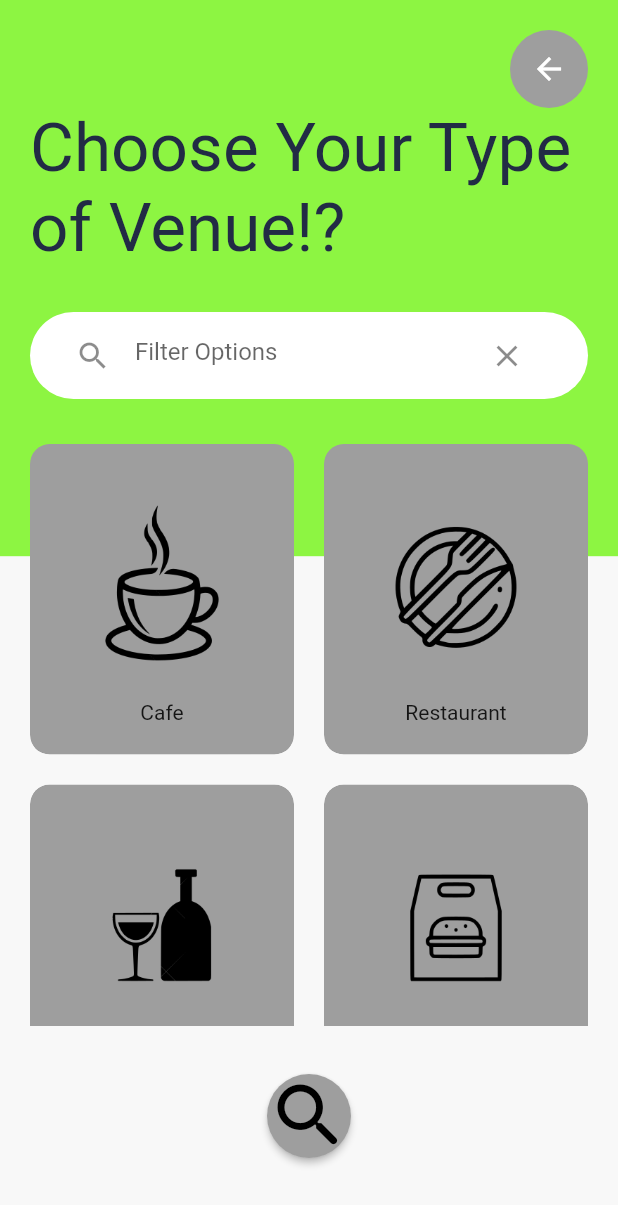
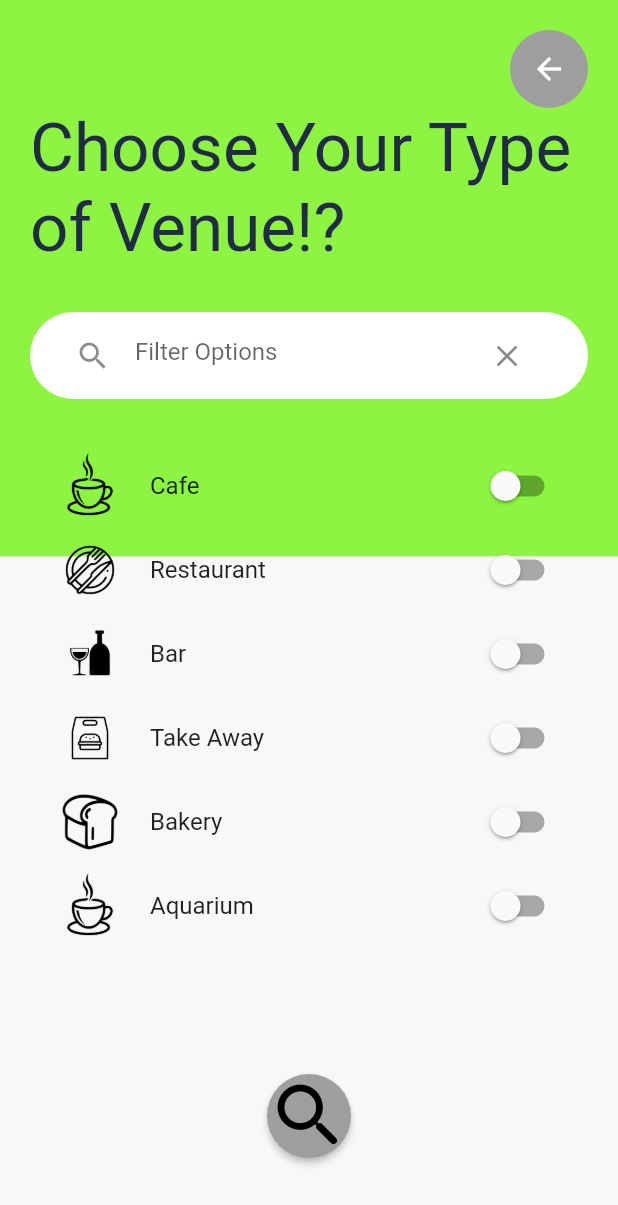
Before and after one commit to Sfuarf/decision_maker_v1, a Flutter app: the VenueSelectionPage screen opened directly with empty values, on a phone screen of 412 x 824 dp. Shown: the top 1205 px of the screen. Run offline on Flutter 3.47's test engine with Material 2 defaults, Android fonts, the phone set to English and light mode, and no system bars; our stand-ins replace flutter_dotenv, flutter_svg, geolocator, google_maps_flutter, progress_state_button.

Commit message:
changed from grid view to switch list tile

```diff
--- a/lib/src/screens/venue_selection_page.dart
+++ b/lib/src/screens/venue_selection_page.dart
@@ -100,20 +100,30 @@ class _VenueSelectionPage extends State<VenueSelectionPage> {
                   ),
                   SearchBar(placeTypeSearch: _searchQuery),
                   Expanded(
-                    child: GridView.builder(
+                    child: ListView.builder(
                       itemCount: _searchList.length,
                       itemBuilder: (context, index) {
-                        return CategoryCard(
+                        return SwitchListTile(
+                            title: Text(_searchList[index].title),
+                            value: _searchList[index].selected,
+                            secondary: Image.asset(
+                              _searchList[index].imageTitle,
+                              height: 48,
+                              width: 48,
+                            ),
+                            onChanged: (bool value) {
+                              setState(() {
+                                _searchList[index].selected = value;
+                                widget.applicationBlock.modifyPlaceType(
+                                    _searchList[index].placeType,
+                                    _searchList[index].selected);
+                              });
+                            });
+                        /*return CategoryCard(
                           placeCard: _searchList[index],
                           applicationBlock: widget.applicationBlock,
-                        );
+                        ); */
                       },
-                      gridDelegate: SliverGridDelegateWithFixedCrossAxisCount(
-                        crossAxisCount: 2,
-                        childAspectRatio: .85,
-                        crossAxisSpacing: 20,
-                        mainAxisSpacing: 20,
-                      ),
                     ),
                   ),
                   Container(
--- a/lib/widgets/place_card.dart
+++ b/lib/widgets/place_card.dart
@@ -1,4 +1,7 @@
 import 'package:flutter/material.dart';
+
+const String FOOD_DRINK = 'food_drink';
+const String ACTIVITY = 'activity';
 
 class PlaceCard {
   final String id;
@@ -6,6 +9,7 @@ class PlaceCard {
   final String title;
   final String placeType;
   final VoidCallback press;
+  final String category;
   bool selected;
   Color backGroundColor;
 
@@ -17,6 +21,7 @@ class PlaceCard {
     required this.press,
     required this.selected,
     required this.backGroundColor,
+    required this.category,
   });
 }
 
@@ -32,6 +37,7 @@ List<PlaceCard> createPlaceCardList() {
       press: () {},
       selected: false,
       backGroundColor: Colors.grey,
+      category: FOOD_DRINK,
     ),
   );
   _list.add(
@@ -43,6 +49,7 @@ List<PlaceCard> createPlaceCardList() {
       press: () {},
       selected: false,
       backGroundColor: Colors.grey,
+      category: FOOD_DRINK,
     ),
   );
   _list.add(
@@ -54,6 +61,7 @@ List<PlaceCard> createPlaceCardList() {
       press: () {},
       selected: false,
       backGroundColor: Colors.grey,
+      category: FOOD_DRINK,
     ),
   );
   _list.add(
@@ -65,6 +73,7 @@ List<PlaceCard> createPlaceCardList() {
       press: () {},
       selected: false,
       backGroundColor: Colors.grey,
+      category: FOOD_DRINK,
     ),
   );
 
@@ -77,6 +86,21 @@ List<PlaceCard> createPlaceCardList() {
       press: () {},
       selected: false,
       backGroundColor: Colors.grey,
+      category: FOOD_DRINK,
+    ),
+  );
+
+  // ---------------------------------- Delete --------------
+  _list.add(
+    PlaceCard(
+      id: '6',
+      imageTitle: 'assets/images/cafe_icon.png',
+      title: 'Aquarium',
+      placeType: 'aquarium',
+      press: () {},
+      selected: false,
+      backGroundColor: Colors.grey,
+      category: ACTIVITY,
     ),
   );
 
```
